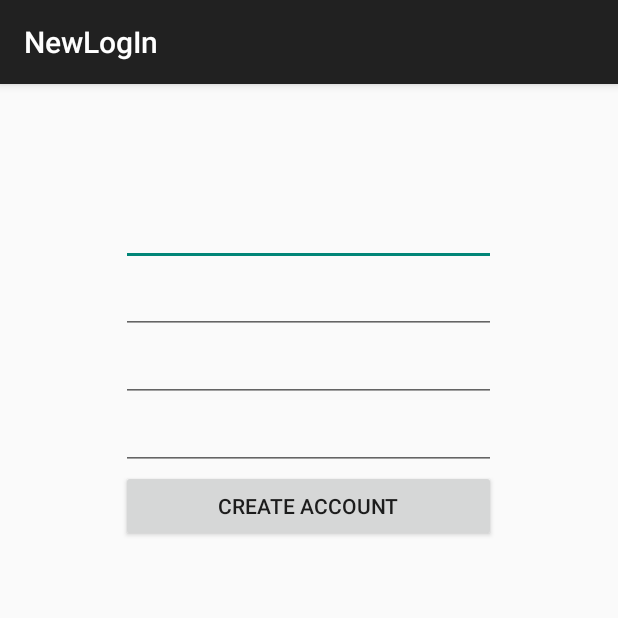
After one commit to Test-Android/_Pantrie-Android, an Android app: the NewLogIn screen opened directly, with no data from a screen before it, on a phone screen of 412 x 824 dp, the top half of it. The commit adds this screen. Run offline under Robolectric (Android 15) with nearby library versions, the phone set to English and light mode, and no system bars; 1 statement that could not run was skipped.

Commit message:
Adding code and lots more houskeeping

```diff
--- a/MyApplication/app/src/main/AndroidManifest.xml
+++ b/MyApplication/app/src/main/AndroidManifest.xml
@@ -19,6 +19,10 @@
                 <category android:name="android.intent.category.LAUNCHER" />
             </intent-filter>
         </activity>
+        <activity
+            android:name=".NewLogIn"
+            android:label="@string/title_activity_new_log_in" >
+        </activity>
     </application>
 
 </manifest>
--- /dev/null
+++ b/MyApplication/app/src/main/java/com/nicodangelo/pantrie/NewLogIn.java
@@ -0,0 +1,96 @@
+//@author Jake Cox
+
+package com.nicodangelo.pantrie;
+
+import android.support.v7.app.ActionBarActivity;
+import android.os.Bundle;
+import android.view.Menu;
+import android.view.MenuItem;
+import android.view.View;
+import android.widget.EditText;
+
+import com.parse.Parse;
+import com.parse.ParseUser;
+import com.parse.SignUpCallback;
+
+
+public class NewLogIn extends ActionBarActivity
+{
+    private static EditText newUsernameText;
+    private static EditText newEmailText;
+    private static EditText newPasswordText;
+    private static EditText newConfirmPasswordText;
+
+    private static String newUsername;
+    private static String newEmail;
+    private static String newPassword;
+    private static String newConfirmPassword;
+
+    @Override
+    protected void onCreate(Bundle savedInstanceState)
+    {
+        ///////////////////////////////////////////////////////////////////////////////////////////
+        // Enable Local Datastore, and make a Test Parse Object!
+        Parse.enableLocalDatastore(this);
+        Parse.initialize(this, "pBnaKMYAdbbfRhdvcKQEWFLiKtmsXXzOZXAAGoLh", "tJpug7m4dtF6FhpaMoM9PWAxlTRAbSoAKLcdWx5J");
+        ///////////////////////////////////////////////////////////////////////////////////////////
+
+        super.onCreate(savedInstanceState);
+        setContentView(R.layout.activity_new_log_in);
+    }
+
+    public void createNewAccount(View view)
+    {
+        newUsernameText = (EditText) findViewById(R.id.newUsernameText);
+        newEmailText = (EditText) findViewById(R.id.newEmailText);
+        newPasswordText = (EditText) findViewById(R.id.newPasswordText);
+        newPasswordText = (EditText) findViewById(R.id.newPasswordText);
+
+        newUsername = newUsernameText.getText().toString();
+        newEmail = newEmailText.getText().toString();
+        newPassword = newPasswordText.getText().toString();
+        newConfirmPassword = newConfirmPasswordText.getText().toString();
+
+        if(newPassword.equalsIgnoreCase(newConfirmPassword))
+        {
+            ParseUser user = new ParseUser();
+            if(!newUsername.isEmpty())
+            {
+                user.setUsername(newUsername);
+                user.setEmail(newEmail);
+                user.setPassword(newPassword);
+            }
+
+            // other fields can be set just like with ParseObject
+
+            user.signUpInBackground(new SignUpCallback()
+            {
+                @Override
+                public void done(com.parse.ParseException e)
+                {
+                    if (e == null)
+                    {
+                        // Hooray! Let them use the app now.
+                        newUserCreated();
+
+                    } else
+                    {
+                        // Sign up didn't succeed. Look at the ParseException
+                        System.out.println("the sign in failed!!");
+                        // to figure out what went wrong
+                    }
+                }
+            });
+        }
+        else
+        {
+            System.out.println("password don't match");
+        }
+
+    }
+
+    public void newUserCreated()
+    {
+
+    }
+}
--- /dev/null
+++ b/MyApplication/app/src/main/res/layout/activity_new_log_in.xml
@@ -0,0 +1,59 @@
+<RelativeLayout xmlns:android="http://schemas.android.com/apk/res/android"
+                xmlns:tools="http://schemas.android.com/tools"
+                android:layout_width="match_parent"
+                android:layout_height="match_parent"
+                android:paddingLeft="@dimen/activity_horizontal_margin"
+                android:paddingRight="@dimen/activity_horizontal_margin"
+                android:paddingTop="@dimen/activity_vertical_margin"
+                android:paddingBottom="@dimen/activity_vertical_margin"
+                tools:context="com.nicodangelo.pantrie.NewLogIn">
+
+    <EditText
+        android:layout_width="250dp"
+        android:layout_height="wrap_content"
+        android:inputType="textPersonName"
+        android:ems="10"
+        android:id="@+id/newUsernameText"
+        android:layout_alignParentTop="true"
+        android:layout_centerHorizontal="true"
+        android:layout_marginTop="60dp"/>
+
+    <EditText
+        android:layout_width="250dp"
+        android:layout_height="wrap_content"
+        android:inputType="textEmailAddress"
+        android:ems="10"
+        android:id="@+id/newEmailText"
+        android:layout_below="@+id/newUsernameText"
+        android:layout_centerHorizontal="true"/>
+
+    <EditText
+        android:layout_width="250dp"
+        android:layout_height="wrap_content"
+        android:inputType="textPassword"
+        android:ems="10"
+        android:id="@+id/newPasswordText"
+        android:layout_below="@+id/newEmailText"
+        android:layout_centerHorizontal="true"/>
+
+    <EditText
+        android:layout_width="250dp"
+        android:layout_height="wrap_content"
+        android:inputType="textPassword"
+        android:ems="10"
+        android:id="@+id/newConfirmPasswordText"
+        android:layout_below="@+id/newPasswordText"
+        android:layout_centerHorizontal="true"/>
+
+    <Button
+        android:layout_width="wrap_content"
+        android:layout_height="wrap_content"
+        android:text="Create Account"
+        android:id="@+id/createAccountButton"
+        android:layout_alignRight="@+id/newConfirmPasswordText"
+        android:layout_alignEnd="@+id/newConfirmPasswordText"
+        android:layout_below="@+id/newConfirmPasswordText"
+        android:layout_alignLeft="@+id/newConfirmPasswordText"
+        android:onClick="createNewAccount"/>
+
+</RelativeLayout>
--- a/MyApplication/app/src/main/res/values/strings.xml
+++ b/MyApplication/app/src/main/res/values/strings.xml
@@ -3,4 +3,5 @@
 
     <string name="hello_world">Hello world!</string>
     <string name="action_settings">Settings</string>
+    <string name="title_activity_new_log_in">NewLogIn</string>
 </resources>
```
Also changed, not shown: MyApplication/app/src/main/java/com/nicodangelo/pantrie/MainPantrie.java (+9 -0 lines), MyApplication/app/src/main/res/layout/activity_main_pantrie.xml (+34 -0 lines), MyApplication/app/src/main/res/menu/menu_new_log_in.xml (added, +9 -0 lines).
